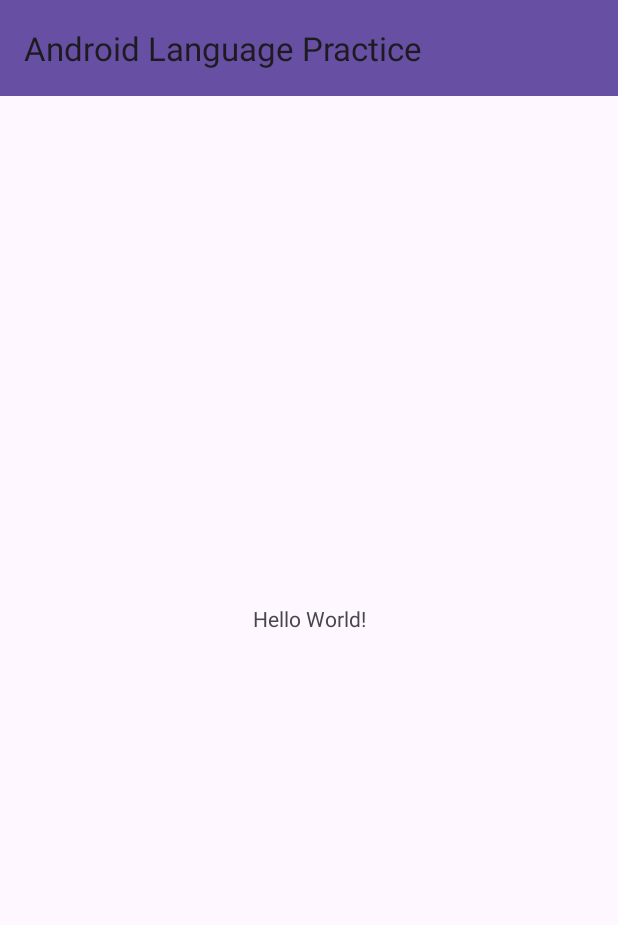
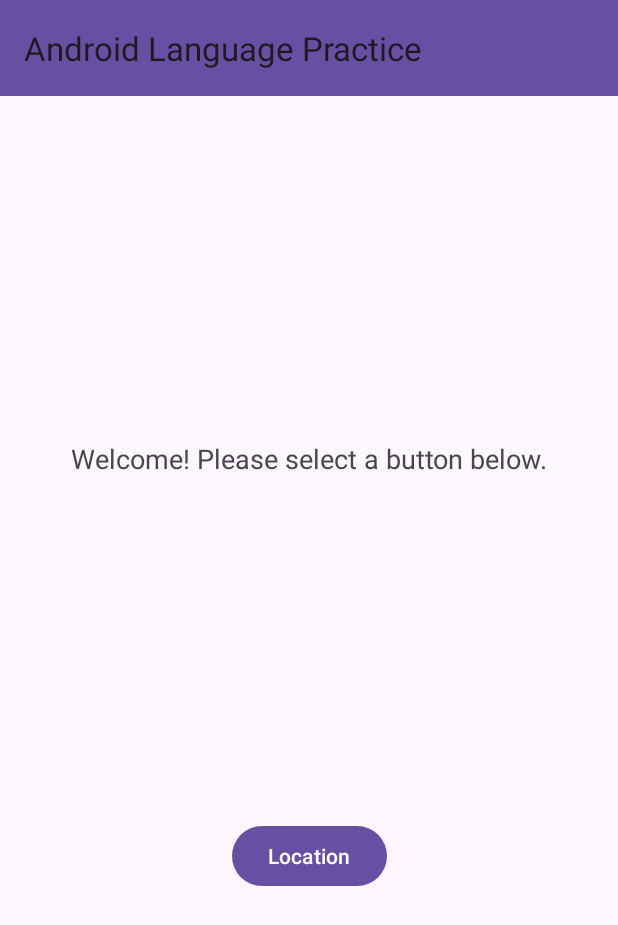
Before and after one commit to ngo500/andr_lang_prac, an Android app: the screen it shows after launch (MainActivity), after a tap on "Enter", on a phone screen of 412 x 824 dp. Shown: the top 925 px of the screen. Run offline under Robolectric (Android 15) with nearby library versions, the phone set to English and light mode, and no system bars.

Commit message:
Navigation Implemented

```diff
--- a/app/build.gradle
+++ b/app/build.gradle
@@ -49,6 +49,8 @@
     implementation 'com.google.android.material:material:1.9.0'
     implementation 'androidx.core:core-ktx:1.10.0'
     implementation 'androidx.core:core-ktx:+'
+    implementation "androidx.navigation:navigation-ui-ktx:2.5.3"
+    implementation "androidx.navigation:navigation-fragment-ktx:2.5.3"
     testImplementation 'junit:junit:4.13.2'
     androidTestImplementation 'androidx.test.ext:junit:1.1.5'
     androidTestImplementation 'androidx.test.espresso:espresso-core:3.5.1'
--- a/app/src/main/AndroidManifest.xml
+++ b/app/src/main/AndroidManifest.xml
@@ -13,7 +13,7 @@
         android:theme="@style/Theme.Android_Language_Practice"
         tools:targetApi="31">
         <activity
-            android:name=".EntryActivity"
+            android:name=".MainActivity"
             android:exported="true">
             <intent-filter>
                 <action android:name="android.intent.action.MAIN" />
@@ -21,10 +21,6 @@
                 <category android:name="android.intent.category.LAUNCHER" />
             </intent-filter>
         </activity>
-        <activity
-            android:name=".MainActivity"
-            android:exported="true"
-            android:parentActivityName=".EntryActivity"/>
     </application>
 
 </manifest>
--- a/app/src/main/java/com/example/android_language_practice/EntryActivity.kt
+++ /dev/null
@@ -1,22 +0,0 @@
-package com.example.android_language_practice
-
-import android.content.Intent
-import androidx.appcompat.app.AppCompatActivity
-import android.os.Bundle
-import com.example.android_language_practice.databinding.ActivityEntryBinding
-
-class EntryActivity : AppCompatActivity() {
-
-    private var binding: ActivityEntryBinding? = null
-
-    override fun onCreate(savedInstanceState: Bundle?) {
-        super.onCreate(savedInstanceState)
-        binding = ActivityEntryBinding.inflate(layoutInflater)
-        setContentView(binding!!.root)
-
-        binding!!.enterButton.setOnClickListener {
-            val intent = Intent(this, MainActivity::class.java)
-            startActivity(intent)
-        }
-    }
-}
--- /dev/null
+++ b/app/src/main/java/com/example/android_language_practice/EntryFragment.kt
@@ -0,0 +1,31 @@
+package com.example.android_language_practice
+
+import android.os.Bundle
+import android.view.LayoutInflater
+import android.view.View
+import android.view.ViewGroup
+import androidx.fragment.app.Fragment
+import androidx.navigation.fragment.findNavController
+import com.example.android_language_practice.databinding.FragmentEntryBinding
+
+class EntryFragment : Fragment() {
+    private var _binding: FragmentEntryBinding? = null
+    private val binding get() = _binding!!
+
+    override fun onCreateView(
+        inflater: LayoutInflater,
+        container: ViewGroup?,
+        savedInstanceState: Bundle?
+    ): View {
+        _binding = FragmentEntryBinding.inflate(inflater, container, false)
+        binding.enterButton.setOnClickListener{
+            findNavController().navigate(R.id.action_entryFragment_to_homeFragment)
+        }
+        return binding.root
+    }
+
+    override fun onDestroyView() {
+        super.onDestroyView()
+        _binding = null
+    }
+}
--- /dev/null
+++ b/app/src/main/java/com/example/android_language_practice/HomeFragment.kt
@@ -0,0 +1,36 @@
+package com.example.android_language_practice
+
+import android.content.Intent
+import android.os.Bundle
+import androidx.fragment.app.Fragment
+import android.view.LayoutInflater
+import android.view.View
+import android.view.ViewGroup
+import androidx.navigation.fragment.findNavController
+import com.example.android_language_practice.databinding.FragmentHomeBinding
+
+class HomeFragment : Fragment() {
+    private var _binding: FragmentHomeBinding? = null
+    private val binding get() = _binding!!
+
+    override fun onCreateView(
+        inflater: LayoutInflater,
+        container: ViewGroup?,
+        savedInstanceState: Bundle?
+    ): View {
+        _binding = FragmentHomeBinding.inflate(inflater, container, false)
+        binding.toolbar.title = getString(R.string.app_name)
+        binding.locationButton.setOnClickListener{
+            findNavController().navigate(R.id.action_homeFragment_to_locationFragment)
+        }
+        return binding.root
+    }
+
+    override fun onDestroyView() {
+        super.onDestroyView()
+        _binding = null
+    }
+
+
+
+}
--- a/app/src/main/java/com/example/android_language_practice/MainActivity.kt
+++ b/app/src/main/java/com/example/android_language_practice/MainActivity.kt
@@ -4,9 +4,11 @@
 import androidx.appcompat.app.AppCompatActivity
 import androidx.activity.viewModels
 import android.os.Bundle
+import android.util.Log
 import android.view.Menu
 import android.view.MenuItem
 import android.view.View
+import androidx.navigation.fragment.NavHostFragment
 import com.example.android_language_practice.databinding.ActivityMainBinding
 
 class MainActivity : AppCompatActivity() {
@@ -20,18 +22,22 @@
         val view: View = binding!!.root
         setContentView(view)
 
-        setSupportActionBar(binding!!.toolbar)
-        binding!!.toolbar.title = getString(R.string.app_name)
+        //Log.i("my_log", "in main activity now")
 
+        if (savedInstanceState != null) return
 
+        val navHostFragment = supportFragmentManager.findFragmentById(R.id.container) as NavHostFragment
+        //val navController = navHostFragment.navController
     }
 
+    //options menu from toolbar
     override fun onCreateOptionsMenu(menu: Menu?): Boolean {
         menuInflater.inflate(R.menu.menu_main, menu)
 
         return super.onCreateOptionsMenu(menu)
     }
 
+    //function for handling item selected in options menu on toolbar
     override fun onOptionsItemSelected(item: MenuItem): Boolean {
         return when(item.itemId) {
             R.id.action_share -> handleShare()
@@ -41,6 +47,7 @@
         return super.onOptionsItemSelected(item)
     }
 
+    //function for handling specific action_share selected in options menu on toolbar
     private fun handleShare(): Boolean {
         val intent = Intent().apply {
             action = Intent.ACTION_SEND
--- a/app/src/main/res/layout/activity_main.xml
+++ b/app/src/main/res/layout/activity_main.xml
@@ -1,29 +1,20 @@
 <?xml version="1.0" encoding="utf-8"?>
-<androidx.constraintlayout.widget.ConstraintLayout xmlns:android="http://schemas.android.com/apk/res/android"
+<LinearLayout xmlns:android="http://schemas.android.com/apk/res/android"
+    xmlns:tools="http://schemas.android.com/tools"
     xmlns:app="http://schemas.android.com/apk/res-auto"
-    xmlns:tools="http://schemas.android.com/tools"
     android:layout_width="match_parent"
     android:layout_height="match_parent"
+    android:orientation="vertical"
     tools:context=".MainActivity">
 
-    <androidx.appcompat.widget.Toolbar
-        android:id="@+id/toolbar"
+    <androidx.fragment.app.FragmentContainerView
+        android:id="@+id/container"
+        android:name="androidx.navigation.fragment.NavHostFragment"
         android:layout_width="match_parent"
-        android:layout_height="wrap_content"
-        android:background="?attr/colorPrimary"
-        android:minHeight="?attr/actionBarSize"
-        android:theme="?attr/actionBarTheme"
-        app:layout_constraintEnd_toEndOf="parent"
-        app:layout_constraintStart_toStartOf="parent"
-        app:layout_constraintTop_toTopOf="parent" />
+        android:layout_height="0dp"
+        android:layout_weight="1"
+        app:defaultNavHost="true"
+        app:navGraph="@navigation/nav_graph"
+        />
 
-    <TextView
-        android:layout_width="wrap_content"
-        android:layout_height="wrap_content"
-        android:text="Hello World!"
-        app:layout_constraintBottom_toBottomOf="parent"
-        app:layout_constraintEnd_toEndOf="parent"
-        app:layout_constraintStart_toStartOf="parent"
-        app:layout_constraintTop_toTopOf="parent" />
-
-</androidx.constraintlayout.widget.ConstraintLayout>
+</LinearLayout>
--- a/app/src/main/res/layout/activity_entry.xml
+++ b/app/src/main/res/layout/fragment_entry.xml
@@ -4,35 +4,32 @@
     xmlns:tools="http://schemas.android.com/tools"
     android:layout_width="match_parent"
     android:layout_height="match_parent"
-    tools:context=".EntryActivity">
+    android:contentDescription="@string/entry_view_picture_desc"
+    android:orientation="vertical"
+    tools:context=".EntryFragment">
 
     <ImageView
-        android:id="@+id/imageView"
+        android:id="@+id/entryImage"
         android:layout_width="wrap_content"
         android:layout_height="wrap_content"
-        android:layout_marginTop="32dp"
+        android:layout_marginTop="64dp"
         android:contentDescription="@string/entry_view_picture_desc"
-        android:scaleX="3"
-        android:scaleY="3"
-        android:visibility="visible"
+        android:scaleX="5"
+        android:scaleY="5"
+        android:src="@android:drawable/btn_star_big_on"
         app:layout_constraintEnd_toEndOf="parent"
-        app:layout_constraintHorizontal_bias="0.498"
         app:layout_constraintStart_toStartOf="parent"
         app:layout_constraintTop_toTopOf="parent"
-        app:srcCompat="@android:drawable/btn_star_big_on"
-        tools:srcCompat="@android:drawable/btn_star_big_on" />
+        tools:ignore="ImageContrastCheck" />
 
     <Button
         android:id="@+id/enterButton"
-        android:layout_width="0dp"
+        android:layout_width="wrap_content"
         android:layout_height="wrap_content"
         android:layout_marginTop="64dp"
-        android:contentDescription="@string/enter_button_desc"
         android:text="@string/enter_button_label"
-        app:layout_constraintBottom_toBottomOf="parent"
         app:layout_constraintEnd_toEndOf="parent"
-        app:layout_constraintHorizontal_bias="0.498"
         app:layout_constraintStart_toStartOf="parent"
-        app:layout_constraintTop_toBottomOf="@+id/imageView"
-        app:layout_constraintVertical_bias="0.006" />
+        app:layout_constraintTop_toBottomOf="@+id/entryImage" />
+
 </androidx.constraintlayout.widget.ConstraintLayout>
--- /dev/null
+++ b/app/src/main/res/layout/fragment_home.xml
@@ -0,0 +1,41 @@
+<?xml version="1.0" encoding="utf-8"?>
+<androidx.constraintlayout.widget.ConstraintLayout xmlns:android="http://schemas.android.com/apk/res/android"
+    xmlns:app="http://schemas.android.com/apk/res-auto"
+    xmlns:tools="http://schemas.android.com/tools"
+    android:layout_width="match_parent"
+    android:layout_height="match_parent"
+    tools:context=".HomeFragment">
+
+    <androidx.appcompat.widget.Toolbar
+        android:id="@+id/toolbar"
+        android:layout_width="match_parent"
+        android:layout_height="wrap_content"
+        android:background="?attr/colorPrimary"
+        android:minHeight="?attr/actionBarSize"
+        android:theme="?attr/actionBarTheme"
+        app:layout_constraintEnd_toEndOf="parent"
+        app:layout_constraintStart_toStartOf="parent"
+        app:layout_constraintTop_toTopOf="parent" />
+
+    <TextView
+        android:id="@+id/homeWelcomeText"
+        android:layout_width="wrap_content"
+        android:layout_height="wrap_content"
+        android:text="@string/home_message_label"
+        android:textAppearance="@style/TextAppearance.AppCompat.Medium"
+        app:layout_constraintBottom_toTopOf="@+id/locationButton"
+        app:layout_constraintEnd_toEndOf="parent"
+        app:layout_constraintStart_toStartOf="parent"
+        app:layout_constraintTop_toBottomOf="@+id/toolbar" />
+
+    <Button
+        android:id="@+id/locationButton"
+        android:layout_width="wrap_content"
+        android:layout_height="wrap_content"
+        android:text="@string/location_button_label"
+        app:layout_constraintBottom_toBottomOf="parent"
+        app:layout_constraintEnd_toEndOf="parent"
+        app:layout_constraintStart_toStartOf="parent"
+        app:layout_constraintTop_toBottomOf="@+id/homeWelcomeText" />
+
+</androidx.constraintlayout.widget.ConstraintLayout>
--- a/app/src/main/res/layout/fragment_location.xml
+++ b/app/src/main/res/layout/fragment_location.xml
@@ -9,6 +9,6 @@
     <TextView
         android:layout_width="match_parent"
         android:layout_height="match_parent"
-        android:text="@string/hello_blank_fragment" />
+        android:text="hi" />
 
 </FrameLayout>
--- /dev/null
+++ b/app/src/main/res/navigation/nav_graph.xml
@@ -0,0 +1,36 @@
+<?xml version="1.0" encoding="utf-8"?>
+<navigation xmlns:android="http://schemas.android.com/apk/res/android"
+    xmlns:app="http://schemas.android.com/apk/res-auto"
+    xmlns:tools="http://schemas.android.com/tools"
+    android:id="@+id/nav_graph"
+    app:startDestination="@id/action_entry">
+
+    <activity
+        android:id="@+id/action_main"
+        android:name="com.example.android_language_practice.MainActivity"
+        android:label="activity_main"
+        tools:layout="@layout/activity_main" />
+    <fragment
+        android:id="@+id/action_home"
+        android:name="com.example.android_language_practice.HomeFragment"
+        android:label="fragment_home"
+        tools:layout="@layout/fragment_home" >
+        <action
+            android:id="@+id/action_homeFragment_to_locationFragment"
+            app:destination="@+id/action_location" />
+    </fragment>
+    <fragment
+        android:id="@+id/action_location"
+        android:name="com.example.android_language_practice.LocationFragment"
+        android:label="fragment_location"
+        tools:layout="@layout/fragment_location" />
+    <fragment
+        android:id="@+id/action_entry"
+        android:name="com.example.android_language_practice.EntryFragment"
+        android:label="fragment_entry"
+        tools:layout="@layout/fragment_entry" >
+        <action
+            android:id="@+id/action_entryFragment_to_homeFragment"
+            app:destination="@id/action_home" />
+    </fragment>
+</navigation>
--- a/app/src/main/res/values/strings.xml
+++ b/app/src/main/res/values/strings.xml
@@ -4,6 +4,8 @@
     <string name="enter_button_label">Enter</string>
     <string name="enter_button_desc">Says Enter</string>
     <string name="share_label">Share</string>
+    <string name="home_message_label">Welcome! Please select a button below.</string>
+    <string name="location_button_label">Location</string>
     <!-- TODO: Remove or change this placeholder text -->
     <string name="hello_blank_fragment">Hello blank fragment</string>
 </resources>
```
